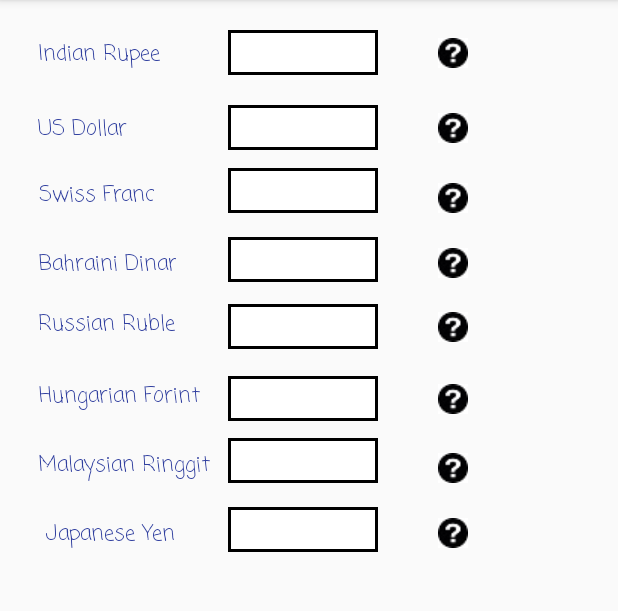
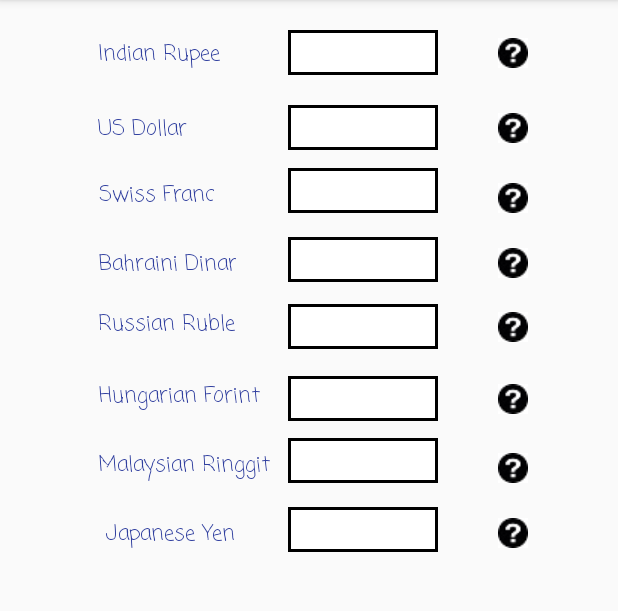
Before and after one commit to AdwitiyaDas1110/AndroidStudio_Assignments, an Android app: the screen it shows after launch (MainActivity), on a phone screen of 412 x 824 dp, the part 84-695 px from its top. Run offline under Robolectric (Android 15) with nearby library versions, the phone set to English and light mode, and no system bars.

Commit message:
Made changes to activity.xml file

```diff
--- a/app/src/main/res/layout/activity_main.xml
+++ b/app/src/main/res/layout/activity_main.xml
@@ -8,13 +8,16 @@
 
 
         <ScrollView
-            android:layout_width="wrap_content"
-            android:layout_height="wrap_content">
+            android:layout_width="match_parent"
+            android:layout_height="match_parent">
 
 
             <RelativeLayout
-                android:layout_width="380dp"
-                android:layout_height="480dp">
+                android:layout_width="match_parent"
+                android:layout_height="match_parent"
+                android:layout_centerHorizontal = "true"
+                android:layout_centerVertical = "true"
+                android:gravity="center_vertical|center_horizontal|center">
 
                 <TextView
                     android:id="@+id/IndianLabel"
```
